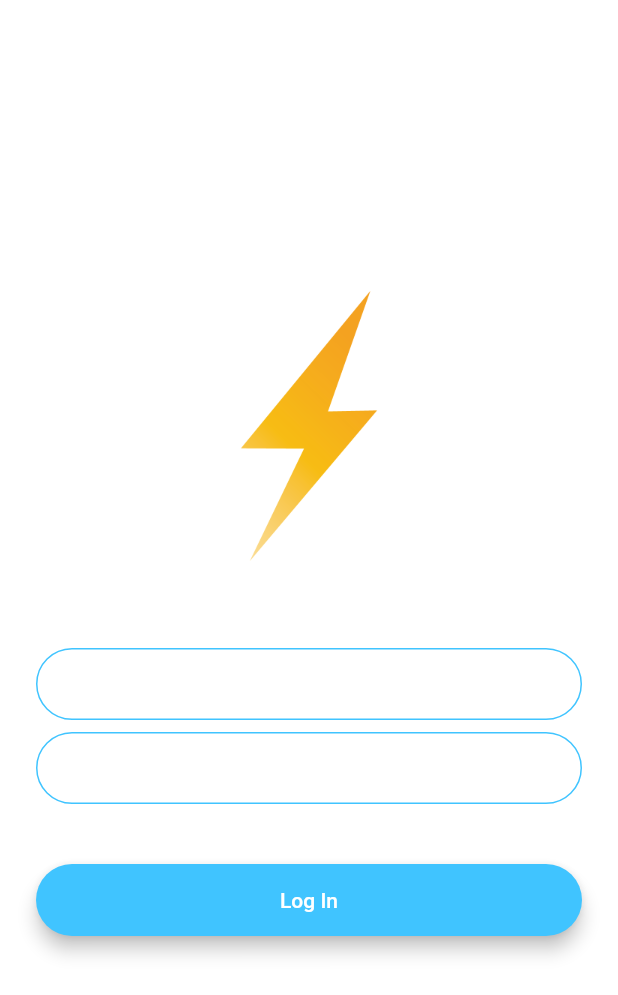
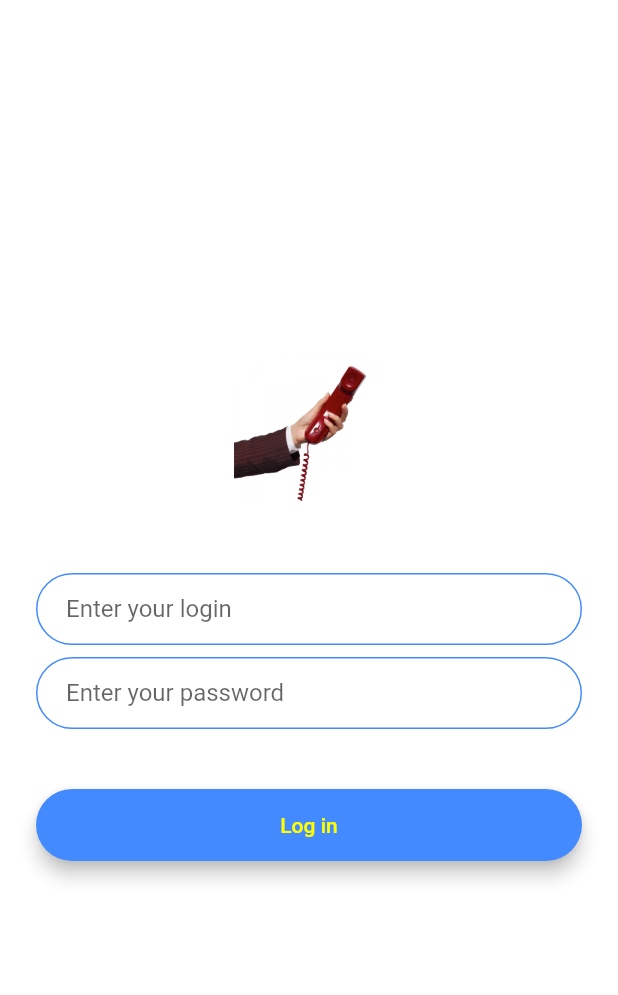
Before and after one commit to Fantom2018/Simple_chat-A2, a Flutter app: the LoginScreen screen opened by its route, on a phone screen of 412 x 824 dp. Shown: the top 995 px of the screen. Run offline on Flutter 3.47's test engine with Material 2 defaults, Android fonts, the phone set to English and light mode, and no system bars.

Commit message:
UI on progress. start firebase

```diff
--- /dev/null
+++ b/lib/components/rounded_button.dart
@@ -0,0 +1,32 @@
+import 'package:flutter/material.dart';
+
+class RoundedButton extends StatelessWidget {
+  const RoundedButton({ required this.title, required this.colour, required this.onPressed});
+
+  final Color colour;
+  final String title;
+  final Function()? onPressed;
+
+  @override
+  Widget build(BuildContext context) {
+    return Padding(
+      padding: const EdgeInsets.symmetric(vertical: 16.0),
+      child: Material(
+        elevation: 5.0,
+        color: colour,
+        borderRadius: BorderRadius.circular(30.0),
+        child: MaterialButton(
+          onPressed: onPressed,
+          minWidth: 200.0,
+          height: 42.0,
+          child: Text(
+            title,
+            style: TextStyle(
+              color:  Colors.yellowAccent,
+            ),
+          ),
+        ),
+      ),
+    );
+  }
+}
--- a/lib/constants.dart
+++ b/lib/constants.dart
@@ -17,3 +17,20 @@ const kMessageContainerDecoration = BoxDecoration(
     top: BorderSide(color: Colors.lightBlueAccent, width: 2.0),
   ),
 );
+
+const kTextFieldDecoration =InputDecoration(
+hintText: 'Enter a value',
+contentPadding:
+EdgeInsets.symmetric(vertical: 10.0, horizontal: 20.0),
+border: OutlineInputBorder(
+borderRadius: BorderRadius.all(Radius.circular(32.0)),
+),
+enabledBorder: OutlineInputBorder(
+borderSide: BorderSide(color: Colors.blueAccent, width: 1.0),
+borderRadius: BorderRadius.all(Radius.circular(32.0)),
+),
+focusedBorder: OutlineInputBorder(
+borderSide: BorderSide(color: Colors.blueAccent, width: 2.0),
+borderRadius: BorderRadius.all(Radius.circular(32.0)),
+),
+);
--- a/lib/screens/chat_screen.dart
+++ b/lib/screens/chat_screen.dart
@@ -5,6 +5,7 @@ import '../constants.dart';
 
 class ChatScreen extends StatefulWidget {
   const ChatScreen({Key? key}) : super(key: key);
+  static const String id = 'chat_screen';
 
   @override
   _ChatScreenState createState() => _ChatScreenState();
--- a/lib/screens/login_screen.dart
+++ b/lib/screens/login_screen.dart
@@ -1,6 +1,12 @@
 import 'package:flutter/material.dart';
+import 'package:anjela_chat/components/rounded_button.dart';
+
+import '../constants.dart';
 
 class LoginScreen extends StatefulWidget {
+  const LoginScreen({Key? key}) : super(key: key);
+  static const String id ='login_screen';
+
   @override
   _LoginScreenState createState() => _LoginScreenState();
 }
@@ -11,88 +17,40 @@ class _LoginScreenState extends State<LoginScreen> {
     return Scaffold(
       backgroundColor: Colors.white,
       body: Padding(
-        padding: EdgeInsets.symmetric(horizontal: 24.0),
+        padding: const EdgeInsets.symmetric(horizontal: 24.0),
         child: Column(
           mainAxisAlignment: MainAxisAlignment.center,
           crossAxisAlignment: CrossAxisAlignment.stretch,
           children: <Widget>[
-            Container(
-              height: 200.0,
-              child: Image.asset('images/logo.png'),
+            Hero(
+              tag: 'logo',
+              child: Container(
+                height: 100.0,
+                child: Image.asset('images/logo.png'),
+              ),
             ),
-            SizedBox(
+            const SizedBox(
               height: 48.0,
             ),
             TextField(
               onChanged: (value) {
                 //Do something with the user input.
               },
-              decoration: InputDecoration(
-                hintText: 'Enter your email',
-                contentPadding:
-                EdgeInsets.symmetric(vertical: 10.0, horizontal: 20.0),
-                border: OutlineInputBorder(
-                  borderRadius: BorderRadius.all(Radius.circular(32.0)),
-                ),
-                enabledBorder: OutlineInputBorder(
-                  borderSide:
-                  BorderSide(color: Colors.lightBlueAccent, width: 1.0),
-                  borderRadius: BorderRadius.all(Radius.circular(32.0)),
-                ),
-                focusedBorder: OutlineInputBorder(
-                  borderSide:
-                  BorderSide(color: Colors.lightBlueAccent, width: 2.0),
-                  borderRadius: BorderRadius.all(Radius.circular(32.0)),
-                ),
-              ),
+              decoration: kTextFieldDecoration.copyWith(hintText: 'Enter your login'),
             ),
-            SizedBox(
+            const SizedBox(
               height: 8.0,
             ),
             TextField(
               onChanged: (value) {
                 //Do something with the user input.
               },
-              decoration: InputDecoration(
-                hintText: 'Enter your password.',
-                contentPadding:
-                EdgeInsets.symmetric(vertical: 10.0, horizontal: 20.0),
-                border: OutlineInputBorder(
-                  borderRadius: BorderRadius.all(Radius.circular(32.0)),
-                ),
-                enabledBorder: OutlineInputBorder(
-                  borderSide:
-                  BorderSide(color: Colors.lightBlueAccent, width: 1.0),
-                  borderRadius: BorderRadius.all(Radius.circular(32.0)),
-                ),
-                focusedBorder: OutlineInputBorder(
-                  borderSide:
-                  BorderSide(color: Colors.lightBlueAccent, width: 2.0),
-                  borderRadius: BorderRadius.all(Radius.circular(32.0)),
-                ),
-              ),
+              decoration: kTextFieldDecoration.copyWith(hintText: 'Enter your password'),
             ),
-            SizedBox(
+            const SizedBox(
               height: 24.0,
             ),
-            Padding(
-              padding: EdgeInsets.symmetric(vertical: 16.0),
-              child: Material(
-                color: Colors.lightBlueAccent,
-                borderRadius: BorderRadius.all(Radius.circular(30.0)),
-                elevation: 5.0,
-                child: MaterialButton(
-                  onPressed: () {
-                    //Implement login functionality.
-                  },
-                  minWidth: 200.0,
-                  height: 42.0,
-                  child: Text(
-                    'Log In',
-                  ),
-                ),
-              ),
-            ),
+            RoundedButton(title: 'Log in', colour: Colors.blueAccent, onPressed: (){},),
           ],
         ),
       ),
```
Also changed, not shown: lib/main.dart (+5 -13 lines), lib/screens/registration_screen.dart (+28 -47 lines), lib/screens/welcome_screen.dart (+38 -28 lines), images/logo.png, images/logo1.png (added).
